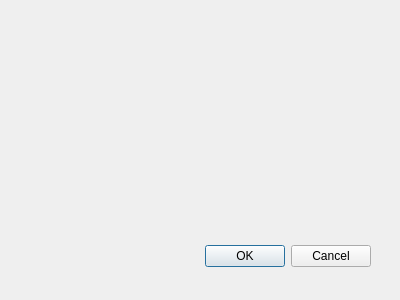
The window that contrat.ui (HyperDarkmoon/TVEmpire) describes before a commit, drawn with Qt 5.
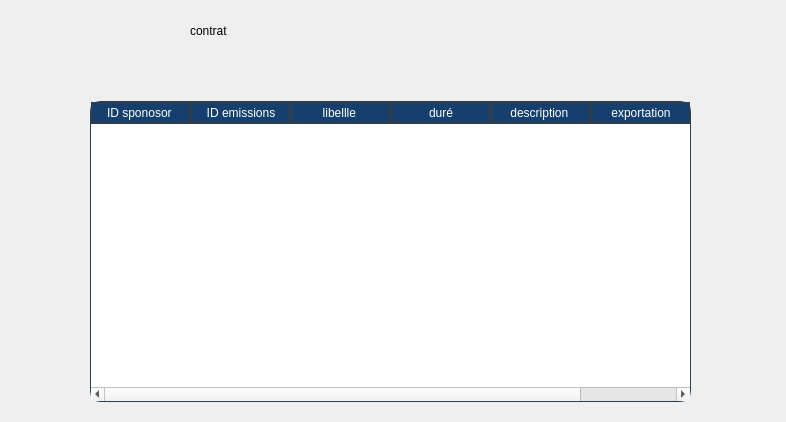
The same window after the commit.

The edit to the form file:
```diff
--- a/contrat.ui
+++ b/contrat.ui
@@ -8,28 +8,112 @@
    <rect>
     <x>0</x>
     <y>0</y>
-    <width>400</width>
-    <height>300</height>
+    <width>786</width>
+    <height>422</height>
    </rect>
   </property>
   <property name="windowTitle">
    <string>Dialog</string>
   </property>
-  <widget name="buttonBox" class="QDialogButtonBox">
+  <widget class="QLabel" name="label">
    <property name="geometry">
     <rect>
-     <x>30</x>
-     <y>240</y>
-     <width>341</width>
-     <height>32</height>
+     <x>190</x>
+     <y>10</y>
+     <width>431</width>
+     <height>41</height>
     </rect>
    </property>
-   <property name="orientation">
-    <enum>Qt::Horizontal</enum>
+   <property name="sizePolicy">
+    <sizepolicy hsizetype="Preferred" vsizetype="Preferred">
+     <horstretch>0</horstretch>
+     <verstretch>0</verstretch>
+    </sizepolicy>
    </property>
-   <property name="standardButtons">
-    <set>QDialogButtonBox::Cancel|QDialogButtonBox::Ok</set>
+   <property name="text">
+    <string>contrat </string>
    </property>
+   <property name="margin">
+    <number>200</number>
+   </property>
+  </widget>
+  <widget class="QTableWidget" name="tableWidget">
+   <property name="geometry">
+    <rect>
+     <x>90</x>
+     <y>101</y>
+     <width>601</width>
+     <height>301</height>
+    </rect>
+   </property>
+   <property name="styleSheet">
+    <string notr="true">QTableWidget {
+    alternate-background-color: #f0f0f0; /* Alternate row background color */
+    background-color: white; /* Default background color of the table */
+    border: 1px solid #2c3e50; /* Table border color */
+    font-family: &quot;Arial&quot;; /* Set the font family */
+    font-size: 12px; /* Set the font size */
+   border-radius: 10px;
+}
+
+/* Apply styles to the header of the QTableWidget */
+QHeaderView::section {
+    background-color: #15406e; /* Darker blue header background color */
+    color: white; /* Header text color */
+    padding: 0px; /* Header padding */
+    border:2px solid #2c3e50; /* Header border color */
+ border-radius: px
+
+}
+
+/* Apply styles to the items within the QTableWidget */
+QTableWidget QTableWidget::item {
+    padding: 5px; /* Item padding */
+    border: 1px solid #2c3e50; /* Item border color */
+
+}
+
+/* Apply styles to the even rows within the QTableWidget */
+QTableWidget::item:alternate {
+    background-color: #2c3e50; /* Darker blue even row background color */
+}
+
+/* Apply styles when an item is selected in the QTableWidget */
+QTableWidget QTableWidget::item:selected {
+    background-color: #3498db; /* Selected item background color (a slightly lighter blue) */
+    color: black; /* Selected item text color */
+}</string>
+   </property>
+   <column>
+    <property name="text">
+     <string>ID sponosor </string>
+    </property>
+   </column>
+   <column>
+    <property name="text">
+     <string>ID emissions</string>
+    </property>
+   </column>
+   <column>
+    <property name="text">
+     <string>libellle </string>
+    </property>
+   </column>
+   <column>
+    <property name="text">
+     <string>duré</string>
+    </property>
+   </column>
+   <column>
+    <property name="text">
+     <string>description </string>
+    </property>
+   </column>
+   <column>
+    <property name="text">
+     <string>exportation</string>
+    </property>
+   </column>
   </widget>
  </widget>
  <pixmapfunction/>
```
Left out of the diff: 42 changed lines with no effect on the pictures.
